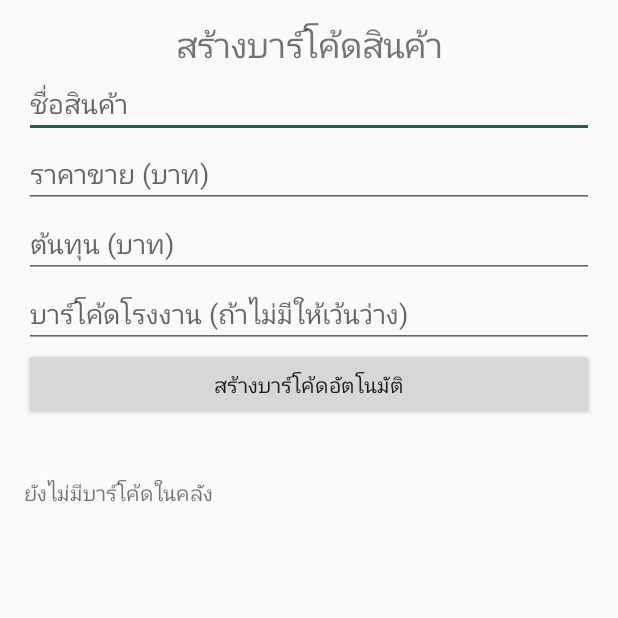
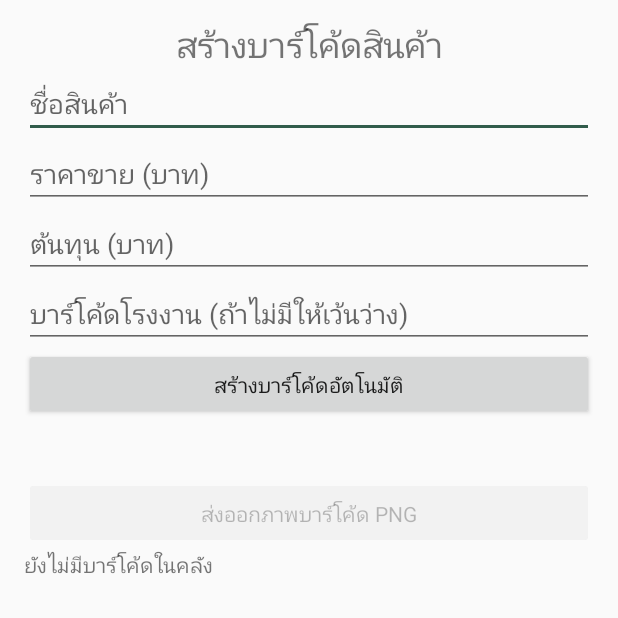
Before and after one commit to preechaphukthaisong-cpu/mae-yai-on-pos, an Android app: the BarcodeActivity screen opened directly, with no data from a screen before it, on a phone screen of 412 x 824 dp, the top half of it. Run offline under Robolectric (Android 15) with nearby library versions, the phone set to English and light mode, and no system bars; our stand-ins replace Room's generated code.

Commit message:
Keep barcode export control outside catalog rows

```diff
--- a/app/src/main/java/com/maeyaion/pos/feature/barcode/BarcodeActivity.java
+++ b/app/src/main/java/com/maeyaion/pos/feature/barcode/BarcodeActivity.java
@@ -102,6 +102,7 @@ public final class BarcodeActivity extends Activity {
             createButton.setVisibility(View.GONE);
             resultText.setVisibility(View.GONE);
             barcodeImage.setVisibility(View.GONE);
+            exportButton.setVisibility(View.GONE);
         }
     }
 
@@ -173,7 +174,7 @@ public final class BarcodeActivity extends Activity {
                 List<BarcodeRegistryEntity> rows = AppDatabase.getInstance(getApplicationContext())
                         .barcodeRegistryDao().listAll();
                 runOnUiThread(() -> {
-                    final int firstCatalogChild = 8;
+                    final int firstCatalogChild = 9;
                     while (content.getChildCount() > firstCatalogChild) {
                         content.removeViewAt(firstCatalogChild);
                     }
```
